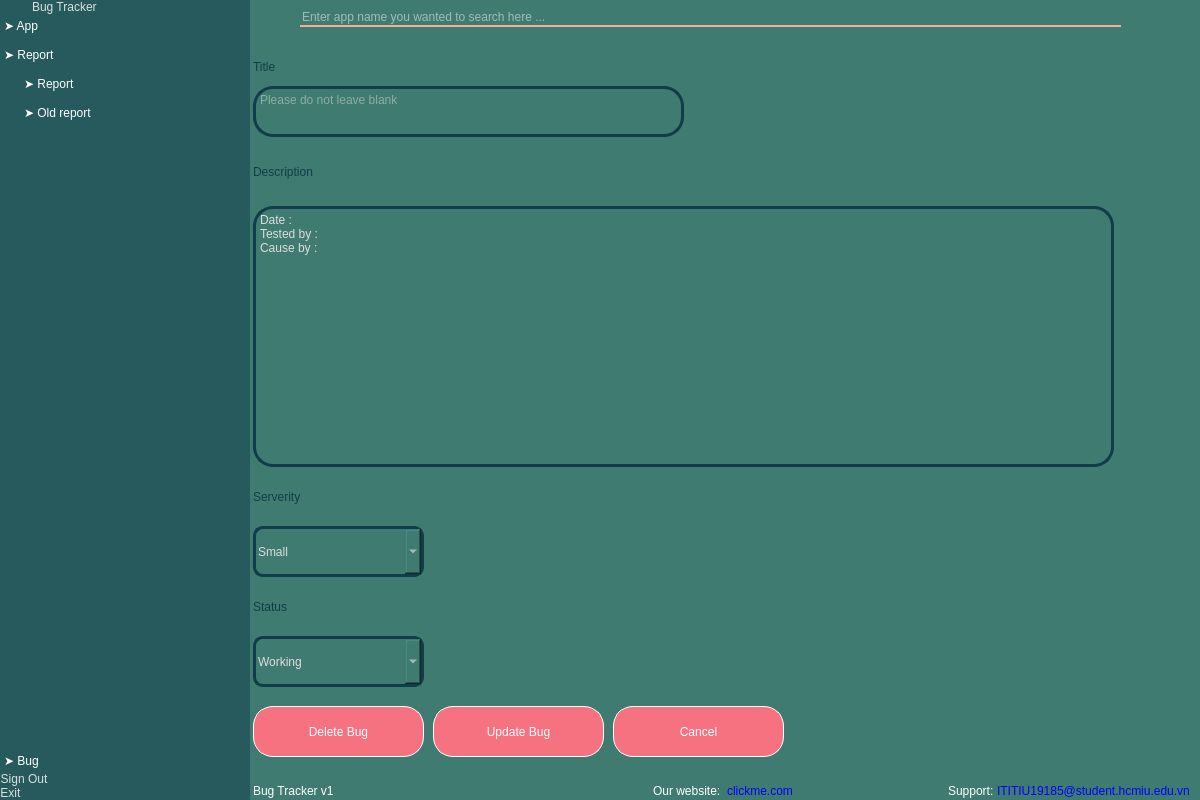
First picture: the form in main_menu_staff.ui, repository CrazyMeowl/Buck-Tragger-SE-Project, before the edit.
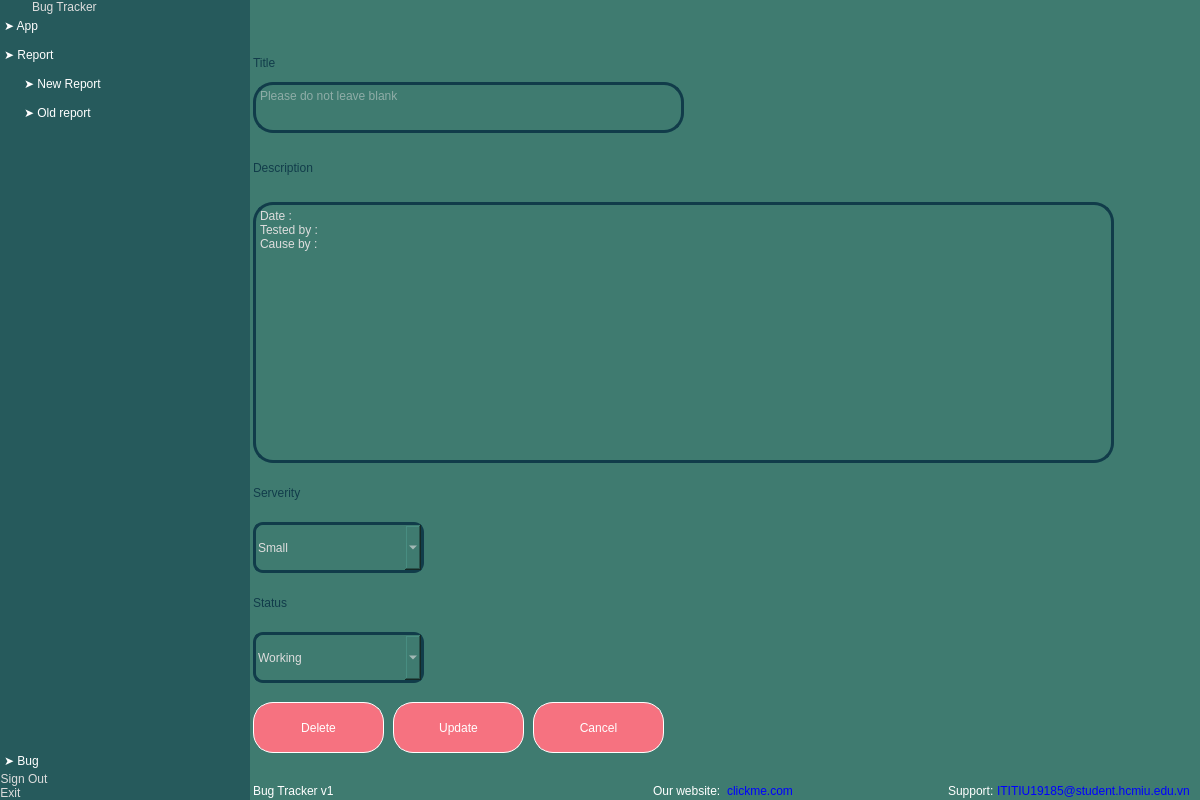
Second picture: the form after the edit. The open tabs and pages were chosen to show the change. Icons and pictures are not drawn.

Commit message: Finished Staff

The edit to the form file:
```diff
--- a/main_menu_staff.ui
+++ b/main_menu_staff.ui
@@ -347,7 +347,7 @@
                     </rect>
                    </property>
                    <attribute name="label">
-                    <string>➤ Report</string>
+                    <string>➤ New Report</string>
                    </attribute>
                    <layout class="QHBoxLayout" name="horizontalLayout_14">
                     <property name="spacing">
@@ -657,6 +657,12 @@
          </item>
          <item>
           <widget class="QFrame" name="header_1">
+           <property name="sizePolicy">
+            <sizepolicy hsizetype="Expanding" vsizetype="Preferred">
+             <horstretch>0</horstretch>
+             <verstretch>0</verstretch>
+            </sizepolicy>
+           </property>
            <property name="minimumSize">
             <size>
              <width>0</width>
@@ -686,33 +692,12 @@
              <number>0</number>
             </property>
             <item>
-             <widget class="QLineEdit" name="search_box">
-              <property name="styleSheet">
-               <string notr="true">border-bottom:2px solid rgb(246, 174, 153);
-font: 20pt &quot;Ubuntu&quot;;</string>
+             <widget class="QFrame" name="frame_10">
+              <property name="frameShape">
+               <enum>QFrame::StyledPanel</enum>
               </property>
-              <property name="text">
-               <string/>
-              </property>
-              <property name="placeholderText">
-               <string>Enter app name you wanted to search here ...</string>
-              </property>
-             </widget>
-            </item>
-            <item>
-             <widget class="QPushButton" name="search_button">
-              <property name="text">
-               <string/>
-              </property>
-              <property name="icon">
-               <iconset resource="icons.qrc">
-                <normaloff>:/icons/icons/search.svg</normaloff>:/icons/icons/search.svg</iconset>
-              </property>
-              <property name="iconSize">
-               <size>
-                <width>20</width>
-                <height>20</height>
-               </size>
+              <property name="frameShadow">
+               <enum>QFrame::Raised</enum>
               </property>
              </widget>
             </item>
@@ -1180,9 +1165,9 @@
             <widget class="QPushButton" name="confirm_update_bug_button">
              <property name="geometry">
               <rect>
-               <x>180</x>
+               <x>140</x>
                <y>670</y>
-               <width>171</width>
+               <width>131</width>
                <height>51</height>
               </rect>
              </property>
@@ -1203,7 +1188,7 @@
 color : white;</string>
              </property>
              <property name="text">
-              <string>Update Bug</string>
+              <string>Update</string>
              </property>
             </widget>
             <widget class="QPlainTextEdit" name="update_bug_description_box">
@@ -1311,7 +1296,7 @@
               <rect>
                <x>0</x>
                <y>670</y>
-               <width>171</width>
+               <width>131</width>
                <height>51</height>
               </rect>
              </property>
@@ -1332,7 +1317,7 @@
 color : white;</string>
              </property>
              <property name="text">
-              <string>Delete Bug</string>
+              <string>Delete</string>
              </property>
             </widget>
             <widget class="QComboBox" name="update_bug_serverity_box">
@@ -1415,9 +1400,9 @@
             <widget class="QPushButton" name="cancel_update_bug_button">
              <property name="geometry">
               <rect>
-               <x>360</x>
+               <x>280</x>
                <y>670</y>
-               <width>171</width>
+               <width>131</width>
                <height>51</height>
               </rect>
              </property>
```
Left out of the diff: 12 changed lines with no effect on the pictures. The commit also changes 8 other files.
